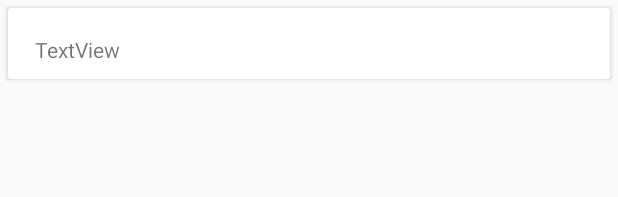
After one commit to oriolfarruslacasa/codewarschallenge, an Android app: the layout item_player.xml on its own in the app's theme, with its tools: preview values and no code run, on a phone screen of 412 x 824 dp. The commit adds this screen. Shown: the top 197 px of the screen. Run offline under Robolectric (Android 15) with nearby library versions, the phone set to English and light mode, and no system bars.

Commit message:
MainFragment: players shown on the list (only name is shown)

```diff
--- a/app/src/main/java/oriolfarrus/codewarschallenge/core/database/PlayerDao.kt
+++ b/app/src/main/java/oriolfarrus/codewarschallenge/core/database/PlayerDao.kt
@@ -13,8 +13,7 @@ import oriolfarrus.codewarschallenge.core.model.Player
 @Dao
 interface PlayerDao {
 
-    //TODO get last ones!
-    @Query("SELECT * FROM player LIMIT 5")
+    @Query("SELECT * FROM player ORDER BY insertTime DESC LIMIT 5")
     fun getAll(): Single<List<Player>>
 
     @Insert(onConflict = OnConflictStrategy.REPLACE)
--- a/app/src/main/java/oriolfarrus/codewarschallenge/main/MainContract.kt
+++ b/app/src/main/java/oriolfarrus/codewarschallenge/main/MainContract.kt
@@ -9,6 +9,7 @@ interface MainContract {
 
     interface MainView {
         fun renderPlayer(player : Player)
+        fun renderPlayerList(list : List<Player>)
         fun renderPlayerError()
     }
 
--- a/app/src/main/java/oriolfarrus/codewarschallenge/main/MainPresenterImpl.kt
+++ b/app/src/main/java/oriolfarrus/codewarschallenge/main/MainPresenterImpl.kt
@@ -57,9 +57,7 @@ class MainPresenterImpl @Inject constructor(private val codewarsRepository: Code
             .subscribeOn(ioScheduler)
             .observeOn(mainThreadScheduler)
             .subscribe({
-                           it.forEach {
-                               Log.d("stuff", "Player: " + it.username + " " + it.insertTime)
-                           }
+                           view?.renderPlayerList(it)
                        }, { e ->
                            Log.e("stuff", "database" + e.localizedMessage)
                        })
--- a/app/src/main/res/layout/fragment_main.xml
+++ b/app/src/main/res/layout/fragment_main.xml
@@ -30,6 +30,7 @@
         app:layout_constraintTop_toTopOf="parent" />
 
     <android.support.v7.widget.RecyclerView
+        android:id="@+id/recyclerView"
         android:layout_width="0dp"
         android:layout_height="0dp"
         android:layout_marginEnd="8dp"
--- /dev/null
+++ b/app/src/main/res/layout/item_player.xml
@@ -0,0 +1,28 @@
+<?xml version="1.0" encoding="utf-8"?>
+<android.support.v7.widget.CardView xmlns:android="http://schemas.android.com/apk/res/android"
+    xmlns:app="http://schemas.android.com/apk/res-auto"
+    xmlns:tools="http://schemas.android.com/tools"
+    android:layout_width="match_parent"
+    android:layout_height="wrap_content"
+    android:layout_margin="5dp"
+    android:foreground="?attr/selectableItemBackgroundBorderless"
+    app:cardBackgroundColor="@color/cardview_light_background">
+
+    <android.support.constraint.ConstraintLayout
+        android:layout_width="match_parent"
+        android:layout_height="wrap_content"
+        android:padding="10dp">
+
+
+        <TextView
+            android:id="@+id/playerName"
+            android:layout_width="wrap_content"
+            android:layout_height="wrap_content"
+            android:layout_marginStart="8dp"
+            android:layout_marginTop="8dp"
+            android:text="TextView"
+            app:layout_constraintStart_toStartOf="parent"
+            app:layout_constraintTop_toTopOf="parent" />
+    </android.support.constraint.ConstraintLayout>
+
+</android.support.v7.widget.CardView>
```
Also changed, not shown: app/src/main/java/oriolfarrus/codewarschallenge/core/model/Player.kt (+14 -2 lines), app/src/main/java/oriolfarrus/codewarschallenge/main/MainFragment.kt (+19 -2 lines), app/src/main/java/oriolfarrus/codewarschallenge/main/MainFragmentAdapter.kt (added, +53 -0 lines), app/src/main/java/oriolfarrus/codewarschallenge/main/PlayerClickListener.kt (added, +10 -0 lines).
